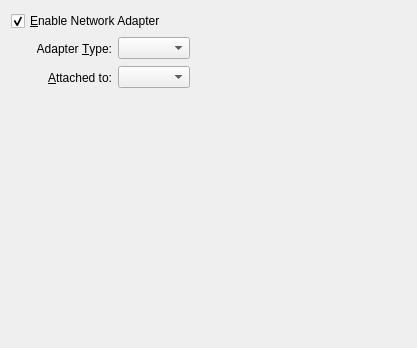
First picture: the form in vbox/src/VBox/Frontends/VirtualBox/ui/VBoxVMSettingsNetwork.ui, repository jljuxgm/vboxgit, before the edit.
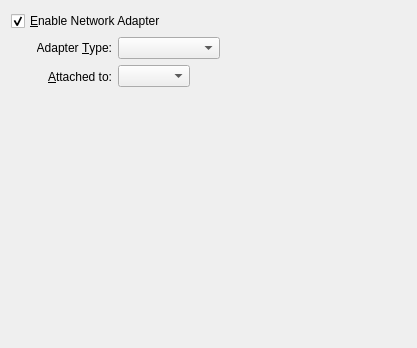
Second picture: the form after the edit.

What changed in the file:
```diff
--- a/vbox/src/VBox/Frontends/VirtualBox/ui/VBoxVMSettingsNetwork.ui
+++ b/vbox/src/VBox/Frontends/VirtualBox/ui/VBoxVMSettingsNetwork.ui
@@ -84,23 +84,13 @@
         </property>
        </widget>
       </item>
-      <item row="0" column="1" >
+      <item row="0" column="1" colspan="2" >
        <widget class="QComboBox" name="mCbAdapterType" >
         <property name="whatsThis" >
          <string>Selects the type of the virtual network adapter. Depending on this value, VirtualBox will provide different network hardware to the virtual machine.</string>
         </property>
        </widget>
       </item>
-      <item row="0" column="2" >
-       <widget class="QToolButton" name="mTbCable" >
-        <property name="whatsThis" >
-         <string>Indicates whether the virtual network cable is plugged in on machine startup or not.</string>
-        </property>
-        <property name="autoRaise" >
-         <bool>true</bool>
-        </property>
-       </widget>
-      </item>
       <item row="1" column="0" >
        <widget class="QLabel" name="mLbNAType" >
         <property name="text" >
@@ -131,6 +121,22 @@
         </property>
        </widget>
       </item>
+      <item row="2" column="1" colspan="2" >
+       <widget class="QLabel" name="mLbInfo" >
+        <property name="alignment" >
+         <set>Qt::AlignLeft|Qt::AlignTop</set>
+        </property>
+        <property name="sizePolicy" >
+         <sizepolicy vsizetype="Expanding" hsizetype="Preferred" >
+          <horstretch>0</horstretch>
+          <verstretch>0</verstretch>
+         </sizepolicy>
+        </property>
+        <property name="wordWrap" >
+         <bool>true</bool>
+        </property>
+       </widget>
+      </item>
      </layout>
     </widget>
    </item>
@@ -147,19 +153,6 @@
      </property>
     </spacer>
    </item>
-   <item row="2" column="1" >
-    <spacer>
-     <property name="orientation" >
-      <enum>Qt::Vertical</enum>
-     </property>
-     <property name="sizeHint" >
-      <size>
-       <width>20</width>
-       <height>40</height>
-      </size>
-     </property>
-    </spacer>
-   </item>
   </layout>
  </widget>
  <resources/>
```
